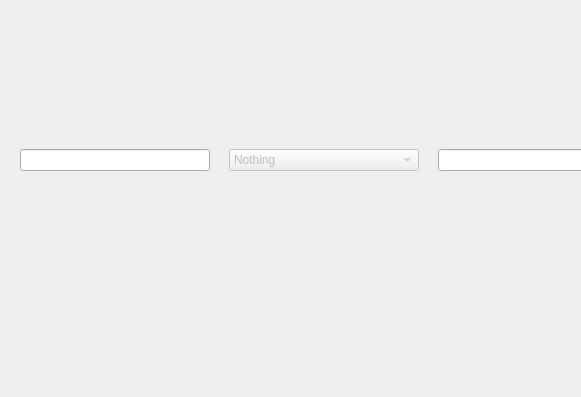
This is src/mainwindow.ui in Dwarf-Therapist/Dwarf-Therapist as Qt 5 draws it before an edit; both pictures show x 0 to 581 and y 118 to 515 of the 1260 by 515 pixel window. The edited form follows.
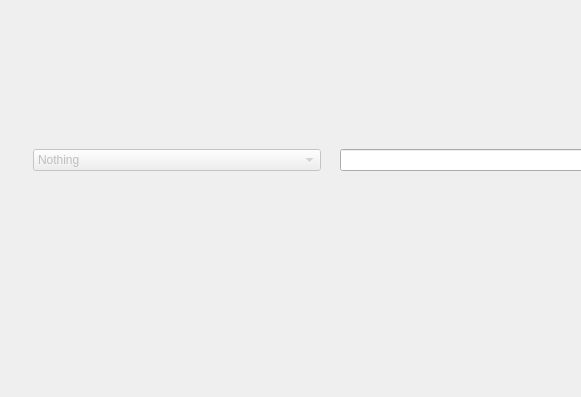
This is the edited form. Icons and pictures are not drawn. Custom widgets are drawn as their Qt base class.

Commit message: Removed unused line edit

```diff
--- a/src/mainwindow.ui
+++ b/src/mainwindow.ui
@@ -55,9 +55,6 @@
     <item>
      <widget class="QWidget" name="toolbar_placeholder" native="true">
       <layout class="QHBoxLayout" name="horizontalLayout">
-       <item>
-        <widget class="QLineEdit" name="lineEdit"/>
-       </item>
        <item>
         <widget class="QLabel" name="lbl_group_by">
          <property name="sizePolicy">
```
Left out of the diff: 1 changed line with no effect on the pictures.
